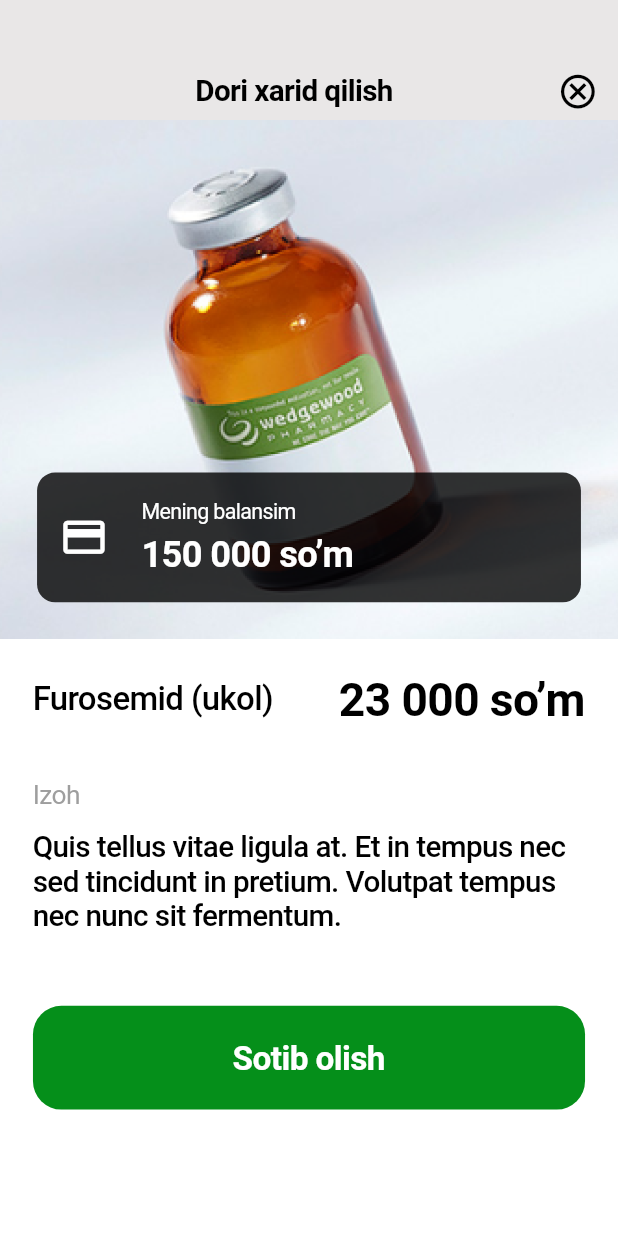
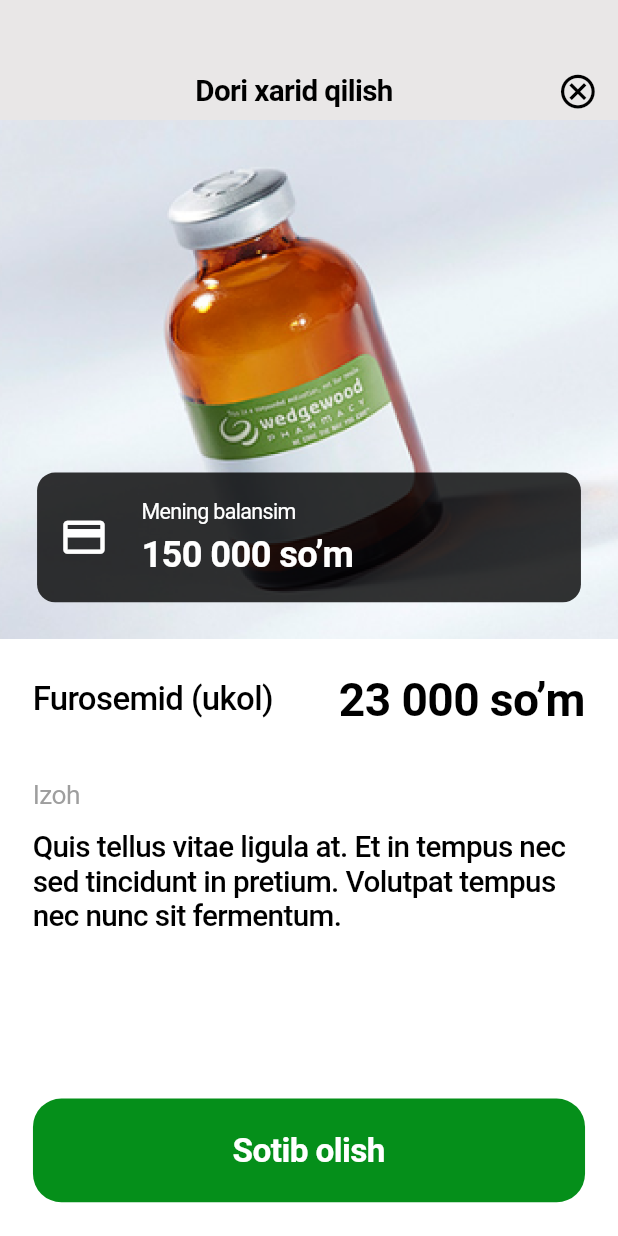
Before and after one commit to AzizbekFlutterDeveloper/halalFarm, a Flutter app: the HomePage screen opened by its route, after a tap on "Dori sotib olish", on a phone screen of 412 x 824 dp. Run offline on Flutter 3.47's test engine with Material 2 defaults, Android fonts, the phone set to English and light mode, and no system bars; our stand-ins replace auto_size_text, bloc, easy_localization, flutter_bloc; missing offline and left inert: shared_preferences_web.

```diff
--- a/lib/routers/my_routers.dart
+++ b/lib/routers/my_routers.dart
@@ -1,4 +1,5 @@
 import 'package:flutter/material.dart';
+import 'package:halol_farm/screens/home_page/page/animal_inner_page.dart';
 import 'package:halol_farm/screens/home_page/page/dori_harid_page.dart';
 import 'package:halol_farm/screens/home_page/page/harid_page.dart';
 import 'package:halol_farm/screens/home_page/page/harid_tastiqlash_page.dart';
@@ -29,9 +30,11 @@ class MyRouter{
       case '/harid':
         return MaterialPageRoute(builder: (_) => const HaridPage());
       case '/harid_tas':
-        return MaterialPageRoute(builder: (_) => const HaridTastiqlashPage());
-       case '/harid_dori':
+        return MaterialPageRoute(builder: (_) =>  HaridTastiqlashPage(name: (args as List),));
+      case '/harid_dori':
         return MaterialPageRoute(builder: (_) => const DoriHaridPage());
+       case '/animal_in':
+        return MaterialPageRoute(builder: (_) => const AnimalInnerPage());
     }
     return null;
   }
--- a/lib/screens/home_page/page/dori_harid_page.dart
+++ b/lib/screens/home_page/page/dori_harid_page.dart
@@ -71,8 +71,11 @@ class DoriHaridPage extends StatelessWidget {
                   ),
                 ),
                 ContainerButton(
-                  top: getHeight(39),
+                  top: getHeight(89),
                   name: "Sotib olish",
+                  onTap: (){
+                    Navigator.pushNamed(context, '/harid_tas', arguments: ["Furosemid (ukol) 23 000 so’mga xarid qilindi","12 soat ichida dori vositasi hayvoningizga yuboriladi. "]);
+                  },
                 ),
               ],
             ),
--- a/lib/screens/home_page/page/harid_page.dart
+++ b/lib/screens/home_page/page/harid_page.dart
@@ -120,7 +120,7 @@ class HaridPage extends StatelessWidget {
                       top: getHeight(50),
                       name: "Sotib olish",
                       onTap: (){
-                        Navigator.pushNamed(context, '/harid_tas');
+                        Navigator.pushNamed(context, '/harid_tas',arguments: ["5 kg bug’doy 9 000 so’mga muvaffaqiyatli xarid qilindi","Buncha bug’doy hayvoningiz uchun 4 kunga yetadi"]);
                       },
                     ),
                   ],
--- /dev/null
+++ b/lib/screens/home_page/widget/buttom_dori_.dart
@@ -0,0 +1,32 @@
+import 'package:flutter/material.dart';
+import 'package:halol_farm/code/constans/size_config.dart';
+
+class ButtomDori extends StatelessWidget {
+  const ButtomDori({Key? key}) : super(key: key);
+
+  @override
+  Widget build(BuildContext context) {
+    return GestureDetector(
+      child: Container(
+        height: getHeight(46),
+        width: getWidth(343),
+        decoration: BoxDecoration(
+          border: Border.all(color: Colors.black),
+          borderRadius: const BorderRadius.all(Radius.circular(10)),
+        ),
+        child: Center(
+          child: Text(
+            "Dori sotib olish",
+            style: TextStyle(
+              fontSize: getHeight(15),
+              color: const Color(0xff262B27),
+            ),
+          ),
+        ),
+      ),
+      onTap: () {
+        Navigator.pushNamed(context, '/harid_dori');
+      },
+    );
+  }
+}
--- a/lib/screens/home_page/widget/container_myanimal.dart
+++ b/lib/screens/home_page/widget/container_myanimal.dart
@@ -2,6 +2,7 @@ import 'package:auto_size_text/auto_size_text.dart';
 import 'package:flutter/material.dart';
 import 'package:halol_farm/code/constans/colors_consts.dart';
 import 'package:halol_farm/code/constans/size_config.dart';
+import 'package:halol_farm/screens/home_page/widget/buttom_dori_.dart';
 
 class ContainerMyAnimal extends StatelessWidget {
   const ContainerMyAnimal({Key? key}) : super(key: key);
@@ -32,7 +33,8 @@ class ContainerMyAnimal extends StatelessWidget {
                 fontWeight: FontWeight.w600,
               ),
             ),
-            Container(
+            GestureDetector(
+              child: Container(
                 height: getHeight(194),
                 width: getWidth(319),
                 decoration: const BoxDecoration(
@@ -41,6 +43,10 @@ class ContainerMyAnimal extends StatelessWidget {
                     image: AssetImage("assets/image/animal pic.png"),
                   ),
                 ),
+              ),
+              onTap: (){
+                Navigator.pushNamed(context, '/animal_in');
+              },
             ),
             SizedBox(
               height: getHeight(74),
@@ -69,28 +75,7 @@ class ContainerMyAnimal extends StatelessWidget {
                 ],
               ),
             ),
-            GestureDetector(
-              child: Container(
-                height: getHeight(46),
-                width: getWidth(319),
-                decoration: BoxDecoration(
-                  border: Border.all(color: Colors.black),
-                  borderRadius: const BorderRadius.all(Radius.circular(10)),
-                ),
-                child: Center(
-                  child: Text(
-                    "Dori sotib olish",
-                    style: TextStyle(
-                      fontSize: getHeight(15),
-                      color: const Color(0xff262B27),
-                    ),
-                  ),
-                ),
-              ),
-              onTap: (){
-                Navigator.pushNamed(context, '/harid_dori');
-              },
-            ),
+            ButtomDori(),
             SizedBox(height: getHeight(24)),
             Row(
               mainAxisAlignment: MainAxisAlignment.spaceBetween,
```
Also changed, not shown: lib/code/widget/app_bar.dart (+21 -11 lines), lib/screens/home_page/page/animal_inner_page.dart (added, +90 -0 lines), lib/screens/home_page/page/harid_tastiqlash_page.dart (+4 -3 lines). Lines whose indentation alone changed are shown as unchanged.
